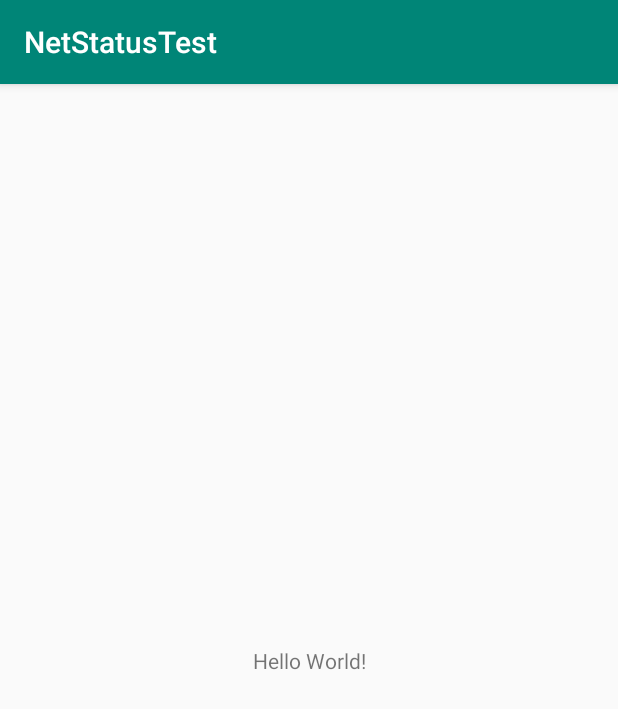
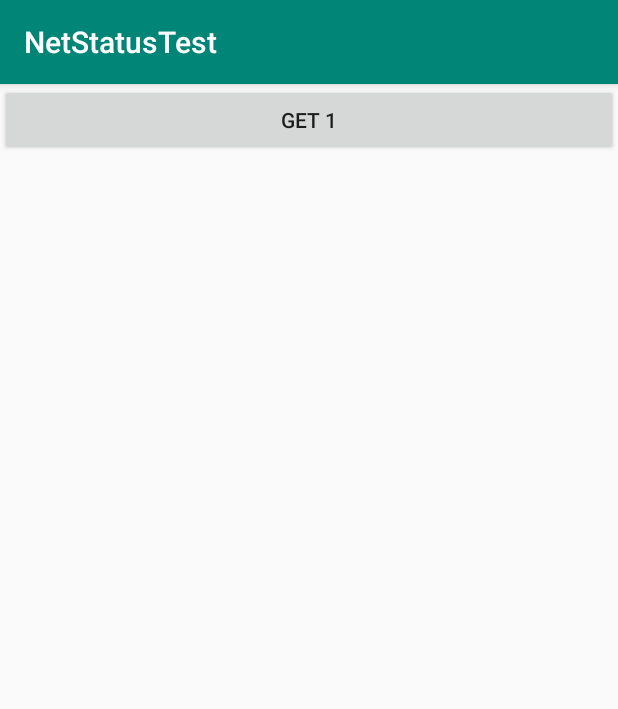
Before and after one commit to bradchao/tcca_net02, an Android app: the screen it shows after launch (MainActivity), on a phone screen of 412 x 824 dp. Shown: the top 709 px of the screen. Run offline under Robolectric (Android 15) with nearby library versions, the phone set to English and light mode, and no system bars.

Commit message:
2019072505

```diff
--- a/app/src/main/AndroidManifest.xml
+++ b/app/src/main/AndroidManifest.xml
@@ -10,15 +10,19 @@
         android:icon="@mipmap/ic_launcher"
         android:label="@string/app_name"
         android:roundIcon="@mipmap/ic_launcher_round"
+        android:usesCleartextTraffic="true"
         android:supportsRtl="true"
         android:theme="@style/AppTheme">
-        <activity android:name=".MainActivity">
+
+        <activity android:name=".MainActivity"
+            android:screenOrientation="portrait">
             <intent-filter>
                 <action android:name="android.intent.action.MAIN" />
 
                 <category android:name="android.intent.category.LAUNCHER" />
             </intent-filter>
         </activity>
+
     </application>
 
 </manifest>
--- a/app/src/main/java/tw/org/tcca/app/netstatustest/MainActivity.java
+++ b/app/src/main/java/tw/org/tcca/app/netstatustest/MainActivity.java
@@ -10,10 +10,12 @@ import android.net.ConnectivityManager;
 import android.net.NetworkInfo;
 import android.os.Bundle;
 import android.util.Log;
+import android.view.View;
 
 public class MainActivity extends AppCompatActivity {
     private ConnectivityManager cmgr;
     private MyReceiver myReceiver;
+    private boolean isConnectNetwork;
 
     @Override
     protected void onCreate(Bundle savedInstanceState) {
@@ -51,10 +53,17 @@ public class MainActivity extends AppCompatActivity {
         return  info.isConnected();
     }
 
+    public void get1(View view) {
+        // HTTP or HTTPS
+
+
+    }
+
     private class MyReceiver extends BroadcastReceiver {
         @Override
         public void onReceive(Context context, Intent intent) {
             Log.v("brad", "onReceive");
+            isConnectNetwork = isConnectNetwork();
         }
     }
 
--- a/app/src/main/res/layout/activity_main.xml
+++ b/app/src/main/res/layout/activity_main.xml
@@ -1,18 +1,23 @@
 <?xml version="1.0" encoding="utf-8"?>
-<androidx.constraintlayout.widget.ConstraintLayout xmlns:android="http://schemas.android.com/apk/res/android"
+<LinearLayout
+    xmlns:android="http://schemas.android.com/apk/res/android"
     xmlns:app="http://schemas.android.com/apk/res-auto"
     xmlns:tools="http://schemas.android.com/tools"
     android:layout_width="match_parent"
     android:layout_height="match_parent"
+    android:orientation="vertical"
     tools:context=".MainActivity">
 
+    <Button
+        android:layout_width="match_parent"
+        android:layout_height="wrap_content"
+        android:onClick="get1"
+        android:text="Get 1"
+        />
     <TextView
-        android:layout_width="wrap_content"
+        android:id="@+id/mesg"
+        android:layout_width="match_parent"
         android:layout_height="wrap_content"
-        android:text="Hello World!"
-        app:layout_constraintBottom_toBottomOf="parent"
-        app:layout_constraintLeft_toLeftOf="parent"
-        app:layout_constraintRight_toRightOf="parent"
-        app:layout_constraintTop_toTopOf="parent" />
+        />
 
-</androidx.constraintlayout.widget.ConstraintLayout>
+</LinearLayout>
```
